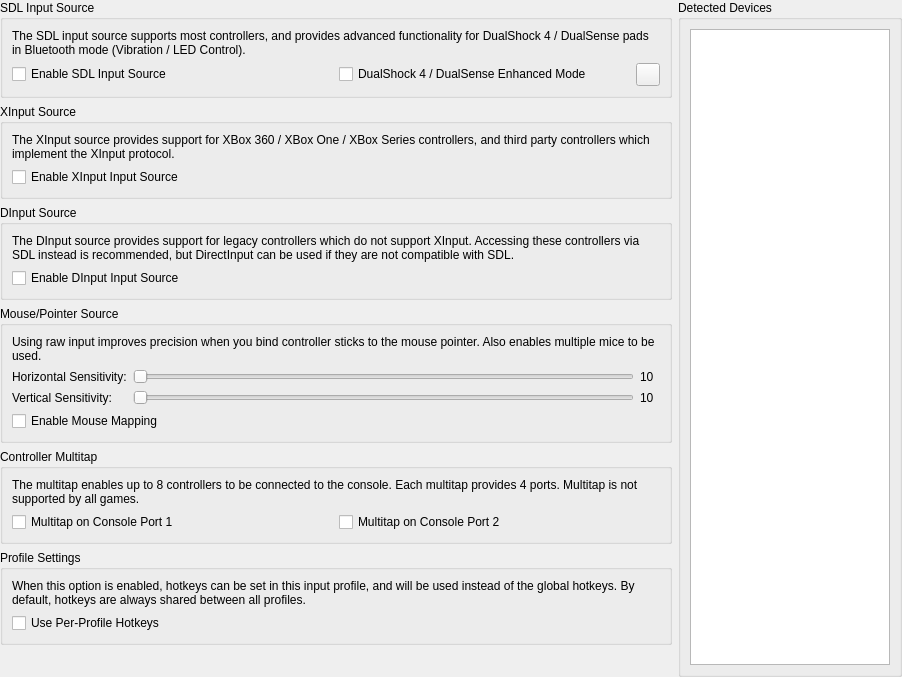
Old version of the form pcsx2-qt/Settings/ControllerGlobalSettingsWidget.ui in the repository PCSX2/pcsx2.
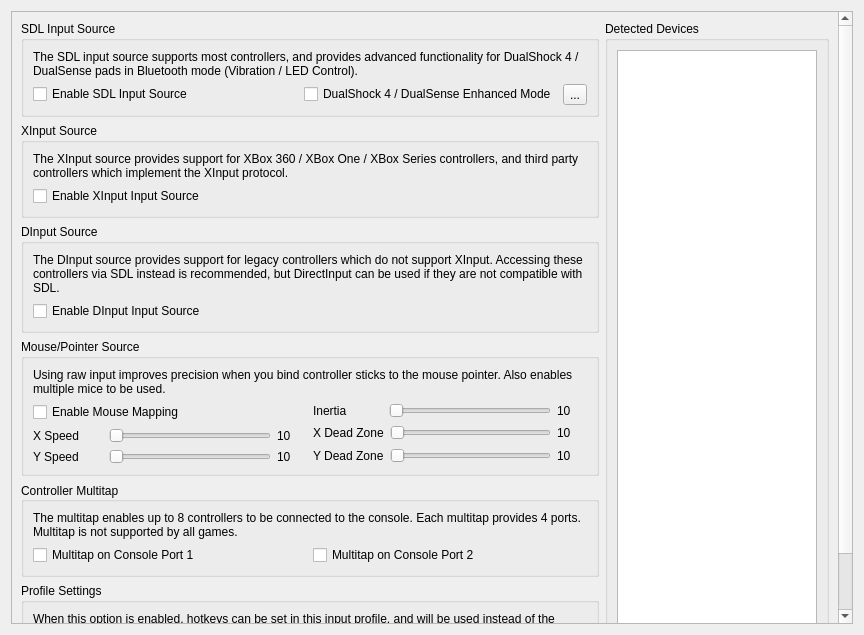
New version of the form. Icons and pictures are not drawn.

Commit message: Qt/Input: Improved the way that mouse movements are mapped to analog stick position

The edit to the form file:
```diff
--- a/pcsx2-qt/Settings/ControllerGlobalSettingsWidget.ui
+++ b/pcsx2-qt/Settings/ControllerGlobalSettingsWidget.ui
@@ -6,27 +6,38 @@
    <rect>
     <x>0</x>
     <y>0</y>
-    <width>902</width>
-    <height>677</height>
+    <width>864</width>
+    <height>635</height>
    </rect>
   </property>
+  <property name="sizePolicy">
+   <sizepolicy hsizetype="Preferred" vsizetype="Expanding">
+    <horstretch>0</horstretch>
+    <verstretch>0</verstretch>
+   </sizepolicy>
+  </property>
   <property name="windowTitle">
    <string>Form</string>
   </property>
-  <layout class="QGridLayout" name="mainLayout" columnstretch="1,0">
-   <property name="leftMargin">
-    <number>0</number>
-   </property>
-   <property name="topMargin">
-    <number>0</number>
-   </property>
-   <property name="rightMargin">
-    <number>0</number>
-   </property>
-   <property name="bottomMargin">
-    <number>0</number>
-   </property>
-   <item row="0" column="0">
+  <layout class="QHBoxLayout" name="horizontalLayout_5">
+   <item>
+    <widget class="QScrollArea" name="scrollArea">
+     <property name="widgetResizable">
+      <bool>true</bool>
+     </property>
+     <widget class="QWidget" name="scrollAreaWidgetContents">
+      <property name="geometry">
+       <rect>
+        <x>0</x>
+        <y>0</y>
+        <width>827</width>
+        <height>688</height>
+       </rect>
+      </property>
+      <layout class="QHBoxLayout" name="horizontalLayout_4">
+       <item>
+        <layout class="QVBoxLayout" name="mainLayout">
+         <item>
     <widget class="QGroupBox" name="sdlGroup">
      <property name="title">
       <string>SDL Input Source</string>
@@ -44,15 +55,27 @@
       </item>
       <item row="1" column="0">
        <widget class="QCheckBox" name="enableSDLSource">
+              <property name="sizePolicy">
+               <sizepolicy hsizetype="Expanding" vsizetype="Fixed">
+                <horstretch>0</horstretch>
+                <verstretch>0</verstretch>
+               </sizepolicy>
+              </property>
         <property name="text">
          <string>Enable SDL Input Source</string>
         </property>
        </widget>
       </item>
       <item row="1" column="1">
-       <layout class="QHBoxLayout" name="horizontalLayout_4">
+             <layout class="QHBoxLayout" name="horizontalLayout">
         <item>
          <widget class="QCheckBox" name="enableSDLEnhancedMode">
+                <property name="sizePolicy">
+                 <sizepolicy hsizetype="Fixed" vsizetype="Fixed">
+                  <horstretch>0</horstretch>
+                  <verstretch>0</verstretch>
+                 </sizepolicy>
+                </property>
           <property name="text">
            <string>DualShock 4 / DualSense Enhanced Mode</string>
           </property>
@@ -60,14 +83,9 @@
         </item>
         <item>
          <widget class="QToolButton" name="ledSettings">
-          <property name="toolTip">
-           <string>Controller LED Settings</string>
-          </property>
-          <property name="icon">
-           <iconset theme="lightbulb-line">
-            <normaloff>.</normaloff>.
-           </iconset>
-          </property>
+                <property name="text">
+                 <string>...</string>
+                </property>
          </widget>
         </item>
        </layout>
@@ -75,7 +93,7 @@
      </layout>
     </widget>
    </item>
-   <item row="1" column="0">
+         <item>
     <widget class="QGroupBox" name="xinputGroup">
      <property name="title">
       <string>XInput Source</string>
@@ -93,6 +111,12 @@
       </item>
       <item row="1" column="0">
        <widget class="QCheckBox" name="enableXInputSource">
+              <property name="sizePolicy">
+               <sizepolicy hsizetype="Expanding" vsizetype="Fixed">
+                <horstretch>0</horstretch>
+                <verstretch>0</verstretch>
+               </sizepolicy>
+              </property>
         <property name="text">
          <string>Enable XInput Input Source</string>
         </property>
@@ -101,7 +125,7 @@
      </layout>
     </widget>
    </item>
-   <item row="2" column="0">
+         <item>
     <widget class="QGroupBox" name="dinputGroup">
      <property name="title">
       <string>DInput Source</string>
@@ -119,6 +143,12 @@
       </item>
       <item row="1" column="0">
        <widget class="QCheckBox" name="enableDInputSource">
+              <property name="sizePolicy">
+               <sizepolicy hsizetype="Expanding" vsizetype="Fixed">
+                <horstretch>0</horstretch>
+                <verstretch>0</verstretch>
+               </sizepolicy>
+              </property>
         <property name="text">
          <string>Enable DInput Input Source</string>
         </property>
@@ -127,52 +157,413 @@
      </layout>
     </widget>
    </item>
-   <item row="6" column="0">
-    <spacer name="verticalSpacer">
-     <property name="orientation">
-      <enum>Qt::Vertical</enum>
-     </property>
-     <property name="sizeHint" stdset="0">
-      <size>
-       <width>20</width>
-       <height>45</height>
-      </size>
-     </property>
-    </spacer>
-   </item>
-   <item row="5" column="0">
-    <widget class="QGroupBox" name="profileSettings">
+         <item>
+          <widget class="QGroupBox" name="mouseGroup">
      <property name="title">
-      <string>Profile Settings</string>
-     </property>
-     <layout class="QGridLayout" name="gridLayout_5">
-      <item row="0" column="0">
-       <widget class="QLabel" name="label_4">
+            <string>Mouse/Pointer Source</string>
+           </property>
+           <layout class="QVBoxLayout" name="verticalLayout">
+            <item>
+             <widget class="QLabel" name="descriptionLabel">
+              <property name="sizePolicy">
+               <sizepolicy hsizetype="Expanding" vsizetype="Preferred">
+                <horstretch>0</horstretch>
+                <verstretch>0</verstretch>
+               </sizepolicy>
+              </property>
+              <property name="minimumSize">
+               <size>
+                <width>0</width>
+                <height>0</height>
+               </size>
+              </property>
         <property name="text">
-         <string>When this option is enabled, hotkeys can be set in this input profile, and will be used instead of the global hotkeys. By default, hotkeys are always shared between all profiles.</string>
+               <string>Using raw input improves precision when you bind controller sticks to the mouse pointer. Also enables multiple mice to be used.</string>
         </property>
         <property name="wordWrap">
          <bool>true</bool>
         </property>
        </widget>
       </item>
-      <item row="1" column="0">
-       <widget class="QCheckBox" name="useProfileHotkeyBindings">
+            <item>
+             <layout class="QHBoxLayout" name="pointerSettings">
+              <item>
+               <layout class="QVBoxLayout" name="leftSide">
+                <item>
+                 <widget class="QCheckBox" name="enableMouseMapping">
+                  <property name="sizePolicy">
+                   <sizepolicy hsizetype="Expanding" vsizetype="Preferred">
+                    <horstretch>0</horstretch>
+                    <verstretch>0</verstretch>
+                   </sizepolicy>
+                  </property>
+                  <property name="minimumSize">
+                   <size>
+                    <width>0</width>
+                    <height>0</height>
+                   </size>
+                  </property>
         <property name="text">
-         <string>Use Per-Profile Hotkeys</string>
+                   <string>Enable Mouse Mapping</string>
         </property>
        </widget>
       </item>
-     </layout>
-    </widget>
-   </item>
-   <item row="4" column="0">
+                <item>
+                 <layout class="QHBoxLayout" name="pointerXSpeed">
+                  <item>
+                   <widget class="QLabel" name="pointerXSpeedLabel">
+                    <property name="sizePolicy">
+                     <sizepolicy hsizetype="Minimum" vsizetype="Preferred">
+                      <horstretch>0</horstretch>
+                      <verstretch>0</verstretch>
+                     </sizepolicy>
+                    </property>
+                    <property name="minimumSize">
+                     <size>
+                      <width>70</width>
+                      <height>0</height>
+                     </size>
+                    </property>
+                    <property name="text">
+                     <string>X Speed</string>
+                    </property>
+                   </widget>
+                  </item>
+                  <item>
+                   <widget class="QSlider" name="pointerXSpeedSlider">
+                    <property name="sizePolicy">
+                     <sizepolicy hsizetype="Expanding" vsizetype="Preferred">
+                      <horstretch>0</horstretch>
+                      <verstretch>0</verstretch>
+                     </sizepolicy>
+                    </property>
+                    <property name="minimumSize">
+                     <size>
+                      <width>0</width>
+                      <height>0</height>
+                     </size>
+                    </property>
+                    <property name="minimum">
+                     <number>0</number>
+                    </property>
+                    <property name="maximum">
+                     <number>100</number>
+                    </property>
+                    <property name="orientation">
+                     <enum>Qt::Horizontal</enum>
+                    </property>
+                   </widget>
+                  </item>
+                  <item>
+                   <widget class="QLabel" name="pointerXSpeedVal">
+                    <property name="sizePolicy">
+                     <sizepolicy hsizetype="Fixed" vsizetype="Preferred">
+                      <horstretch>0</horstretch>
+                      <verstretch>0</verstretch>
+                     </sizepolicy>
+                    </property>
+                    <property name="minimumSize">
+                     <size>
+                      <width>30</width>
+                      <height>0</height>
+                     </size>
+                    </property>
+                    <property name="text">
+                     <string>10</string>
+                    </property>
+                   </widget>
+                  </item>
+                 </layout>
+                </item>
+                <item>
+                 <layout class="QHBoxLayout" name="pointerYSpeed">
+                  <item>
+                   <widget class="QLabel" name="pointerYSpeedLabel">
+                    <property name="sizePolicy">
+                     <sizepolicy hsizetype="Minimum" vsizetype="Preferred">
+                      <horstretch>0</horstretch>
+                      <verstretch>0</verstretch>
+                     </sizepolicy>
+                    </property>
+                    <property name="minimumSize">
+                     <size>
+                      <width>70</width>
+                      <height>0</height>
+                     </size>
+                    </property>
+                    <property name="text">
+                     <string>Y Speed</string>
+                    </property>
+                   </widget>
+                  </item>
+                  <item>
+                   <widget class="QSlider" name="pointerYSpeedSlider">
+                    <property name="sizePolicy">
+                     <sizepolicy hsizetype="Expanding" vsizetype="Preferred">
+                      <horstretch>0</horstretch>
+                      <verstretch>0</verstretch>
+                     </sizepolicy>
+                    </property>
+                    <property name="minimumSize">
+                     <size>
+                      <width>0</width>
+                      <height>0</height>
+                     </size>
+                    </property>
+                    <property name="minimum">
+                     <number>0</number>
+                    </property>
+                    <property name="maximum">
+                     <number>100</number>
+                    </property>
+                    <property name="orientation">
+                     <enum>Qt::Horizontal</enum>
+                    </property>
+                   </widget>
+                  </item>
+                  <item>
+                   <widget class="QLabel" name="pointerYSpeedVal">
+                    <property name="sizePolicy">
+                     <sizepolicy hsizetype="Fixed" vsizetype="Preferred">
+                      <horstretch>0</horstretch>
+                      <verstretch>0</verstretch>
+                     </sizepolicy>
+                    </property>
+                    <property name="minimumSize">
+                     <size>
+                      <width>30</width>
+                      <height>0</height>
+                     </size>
+                    </property>
+                    <property name="text">
+                     <string>10</string>
+                    </property>
+                   </widget>
+                  </item>
+                 </layout>
+                </item>
+               </layout>
+              </item>
+              <item>
+               <layout class="QVBoxLayout" name="rightSide">
+                <item>
+                 <layout class="QHBoxLayout" name="pointerInertia">
+                  <item>
+                   <widget class="QLabel" name="pointerInertiaLabel">
+                    <property name="sizePolicy">
+                     <sizepolicy hsizetype="Minimum" vsizetype="Preferred">
+                      <horstretch>0</horstretch>
+                      <verstretch>0</verstretch>
+                     </sizepolicy>
+                    </property>
+                    <property name="minimumSize">
+                     <size>
+                      <width>70</width>
+                      <height>0</height>
+                     </size>
+                    </property>
+                    <property name="text">
+                     <string>Inertia</string>
+                    </property>
+                   </widget>
+                  </item>
+                  <item>
+                   <widget class="QSlider" name="pointerInertiaSlider">
+                    <property name="sizePolicy">
+                     <sizepolicy hsizetype="Expanding" vsizetype="Preferred">
+                      <horstretch>0</horstretch>
+                      <verstretch>0</verstretch>
+                     </sizepolicy>
+                    </property>
+                    <property name="minimumSize">
+                     <size>
+                      <width>0</width>
+                      <height>0</height>
+                     </size>
+                    </property>
+                    <property name="minimum">
+                     <number>0</number>
+                    </property>
+                    <property name="maximum">
+                     <number>100</number>
+                    </property>
+                    <property name="orientation">
+                     <enum>Qt::Horizontal</enum>
+                    </property>
+                   </widget>
+                  </item>
+                  <item>
+                   <widget class="QLabel" name="pointerInertiaVal">
+                    <property name="sizePolicy">
+                     <sizepolicy hsizetype="Fixed" vsizetype="Preferred">
+                      <horstretch>0</horstretch>
+                      <verstretch>0</verstretch>
+                     </sizepolicy>
+                    </property>
+                    <property name="minimumSize">
+                     <size>
+                      <width>30</width>
+                      <height>0</height>
+                     </size>
+                    </property>
+                    <property name="text">
+                     <string>10</string>
+                    </property>
+                   </widget>
+                  </item>
+                 </layout>
+                </item>
+                <item>
+                 <layout class="QHBoxLayout" name="pointerXDeadZone">
+                  <item>
+                   <widget class="QLabel" name="pointerXDeadZoneLabel">
+                    <property name="sizePolicy">
+                     <sizepolicy hsizetype="Minimum" vsizetype="Preferred">
+                      <horstretch>0</horstretch>
+                      <verstretch>0</verstretch>
+                     </sizepolicy>
+                    </property>
+                    <property name="minimumSize">
+                     <size>
+                      <width>70</width>
+                      <height>0</height>
+                     </size>
+                    </property>
+                    <property name="text">
+                     <string>X Dead Zone</string>
+                    </property>
+                   </widget>
+                  </item>
+                  <item>
+                   <widget class="QSlider" name="pointerXDeadZoneSlider">
+                    <property name="sizePolicy">
+                     <sizepolicy hsizetype="Expanding" vsizetype="Preferred">
+                      <horstretch>0</horstretch>
+                      <verstretch>0</verstretch>
+                     </sizepolicy>
+                    </property>
+                    <property name="minimumSize">
+                     <size>
+                      <width>0</width>
+                      <height>0</height>
+                     </size>
+                    </property>
+                    <property name="minimum">
+                     <number>0</number>
+                    </property>
+                    <property name="maximum">
+                     <number>100</number>
+                    </property>
+                    <property name="orientation">
+                     <enum>Qt::Horizontal</enum>
+                    </property>
+                   </widget>
+                  </item>
+                  <item>
+                   <widget class="QLabel" name="pointerXDeadZoneVal">
+                    <property name="sizePolicy">
+                     <sizepolicy hsizetype="Fixed" vsizetype="Preferred">
+                      <horstretch>0</horstretch>
+                      <verstretch>0</verstretch>
+                     </sizepolicy>
+                    </property>
+                    <property name="minimumSize">
+                     <size>
+                      <width>30</width>
+                      <height>0</height>
+                     </size>
+                    </property>
+                    <property name="text">
+                     <string>10</string>
+                    </property>
+                   </widget>
+                  </item>
+                 </layout>
+                </item>
+                <item>
+                 <layout class="QHBoxLayout" name="pointerYDeadZone">
+                  <item>
+                   <widget class="QLabel" name="pointerYDeadZoneLabel">
+                    <property name="sizePolicy">
+                     <sizepolicy hsizetype="Minimum" vsizetype="Preferred">
+                      <horstretch>0</horstretch>
+                      <verstretch>0</verstretch>
+                     </sizepolicy>
+                    </property>
+                    <property name="minimumSize">
+                     <size>
+                      <width>70</width>
+                      <height>0</height>
+                     </size>
+                    </property>
+                    <property name="text">
+                     <string>Y Dead Zone</string>
+                    </property>
+                   </widget>
+                  </item>
+                  <item>
+                   <widget class="QSlider" name="pointerYDeadZoneSlider">
+                    <property name="sizePolicy">
+                     <sizepolicy hsizetype="Expanding" vsizetype="Preferred">
+                      <horstretch>0</horstretch>
+                      <verstretch>0</verstretch>
+                     </sizepolicy>
+                    </property>
+                    <property name="minimumSize">
+                     <size>
+                      <width>0</width>
+                      <height>0</height>
+                     </size>
+                    </property>
+                    <property name="minimum">
+                     <number>0</number>
+                    </property>
+                    <property name="maximum">
+                     <number>100</number>
+                    </property>
+                    <property name="orientation">
+                     <enum>Qt::Horizontal</enum>
+                    </property>
+                   </widget>
+                  </item>
+                  <item>
+                   <widget class="QLabel" name="pointerYDeadZoneVal">
+                    <property name="sizePolicy">
+                     <sizepolicy hsizetype="Fixed" vsizetype="Preferred">
+                      <horstretch>0</horstretch>
+                      <verstretch>0</verstretch>
+                     </sizepolicy>
+                    </property>
+                    <property name="minimumSize">
+                     <size>
+                      <width>30</width>
+                      <height>0</height>
+                     </size>
+                    </property>
+                    <property name="text">
+                     <string>10</string>
+                    </property>
+                   </widget>
+                  </item>
+                 </layout>
+                </item>
+               </layout>
+              </item>
+             </layout>
+            </item>
+           </layout>
+          </widget>
+         </item>
+         <item>
     <widget class="QGroupBox" name="multitapGroup">
      <property name="title">
       <string>Controller Multitap</string>
      </property>
-     <layout class="QGridLayout" name="gridLayout_4">
-      <item row="0" column="0" colspan="2">
+           <property name="alignment">
+            <set>Qt::AlignLeading|Qt::AlignLeft|Qt::AlignVCenter</set>
+           </property>
+           <layout class="QVBoxLayout" name="verticalLayout_3">
+            <item>
        <widget class="QLabel" name="label">
         <property name="text">
          <string>The multitap enables up to 8 controllers to be connected to the console. Each multitap provides 4 ports. Multitap is not supported by all games.</string>
@@ -182,14 +573,16 @@
         </property>
        </widget>
       </item>
-      <item row="1" column="0">
+            <item>
+             <layout class="QHBoxLayout" name="horizontalLayout_3">
+              <item>
        <widget class="QCheckBox" name="multitapPort1">
         <property name="text">
          <string>Multitap on Console Port 1</string>
         </property>
        </widget>
       </item>
-      <item row="1" column="1">
+              <item>
        <widget class="QCheckBox" name="multitapPort2">
         <property name="text">
          <string>Multitap on Console Port 2</string>
@@ -197,18 +590,20 @@
        </widget>
       </item>
      </layout>
-    </widget>
-   </item>
-   <item row="3" column="0">
-    <widget class="QGroupBox" name="mouseGroup">
+            </item>
+           </layout>
+          </widget>
+         </item>
+         <item>
+          <widget class="QGroupBox" name="profileSettings">
      <property name="title">
-      <string>Mouse/Pointer Source</string>
-     </property>
-     <layout class="QFormLayout" name="formLayout">
-      <item row="0" column="0" colspan="2">
-       <widget class="QLabel" name="label_7">
+            <string>Profile Settings</string>
+           </property>
+           <layout class="QGridLayout" name="gridLayout_5">
+            <item row="0" column="0">
+             <widget class="QLabel" name="label_4">
         <property name="text">
-         <string>Using raw input improves precision when you bind controller sticks to the mouse pointer. Also enables multiple mice to be used.</string>
+               <string>When this option is enabled, hotkeys can be set in this input profile, and will be used instead of the global hotkeys. By default, hotkeys are always shared between all profiles.</string>
         </property>
         <property name="wordWrap">
          <bool>true</bool>
@@ -216,137 +611,43 @@
        </widget>
       </item>
       <item row="1" column="0">
-       <widget class="QLabel" name="label_5">
-        <property name="text">
-         <string>Horizontal Sensitivity:</string>
-        </property>
-       </widget>
-      </item>
-      <item row="1" column="1">
-       <layout class="QHBoxLayout" name="horizontalLayout">
-        <item>
-         <widget class="QSlider" name="pointerXScale">
+             <widget class="QCheckBox" name="useProfileHotkeyBindings">
           <property name="sizePolicy">
            <sizepolicy hsizetype="Expanding" vsizetype="Fixed">
             <horstretch>0</horstretch>
             <verstretch>0</verstretch>
            </sizepolicy>
           </property>
-          <property name="minimumSize">
-           <size>
-            <width>150</width>
-            <height>0</height>
-           </size>
-          </property>
-          <property name="minimum">
-           <number>1</number>
-          </property>
-          <property name="maximum">
-           <number>30</number>
-          </property>
-          <property name="orientation">
-           <enum>Qt::Horizontal</enum>
-          </property>
-         </widget>
-        </item>
-        <item>
-         <widget class="QLabel" name="pointerXScaleLabel">
-          <property name="sizePolicy">
-           <sizepolicy hsizetype="Fixed" vsizetype="Preferred">
-            <horstretch>0</horstretch>
-            <verstretch>0</verstretch>
-           </sizepolicy>
-          </property>
-          <property name="minimumSize">
-           <size>
-            <width>20</width>
-            <height>0</height>
-           </size>
-          </property>
           <property name="text">
-           <string>10</string>
+               <string>Use Per-Profile Hotkeys</string>
           </property>
          </widget>
         </item>
        </layout>
-      </item>
-      <item row="2" column="0">
-       <widget class="QLabel" name="label_6">
-        <property name="text">
-         <string>Vertical Sensitivity:</string>
-        </property>
-       </widget>
-      </item>
-      <item row="2" column="1">
-       <layout class="QHBoxLayout" name="horizontalLayout_2">
-        <item>
-         <widget class="QSlider" name="pointerYScale">
-          <property name="sizePolicy">
-           <sizepolicy hsizetype="Expanding" vsizetype="Fixed">
-            <horstretch>0</horstretch>
-            <verstretch>0</verstretch>
-           </sizepolicy>
-          </property>
-          <property name="minimumSize">
-           <size>
-            <width>150</width>
-            <height>0</height>
-           </size>
-          </property>
-          <property name="minimum">
-           <number>1</number>
-          </property>
-          <property name="maximum">
-           <number>30</number>
-          </property>
-          <property name="orientation">
-           <enum>Qt::Horizontal</enum>
-          </property>
-         </widget>
+          </widget>
+         </item>
+        </layout>
         </item>
         <item>
-         <widget class="QLabel" name="pointerYScaleLabel">
+        <widget class="QGroupBox" name="detectedDevices">
           <property name="sizePolicy">
-           <sizepolicy hsizetype="Fixed" vsizetype="Preferred">
+          <sizepolicy hsizetype="Preferred" vsizetype="Preferred">
             <horstretch>0</horstretch>
             <verstretch>0</verstretch>
            </sizepolicy>
           </property>
-          <property name="minimumSize">
-           <size>
-            <width>20</width>
-            <height>0</height>
-           </size>
-          </property>
-          <property name="text">
-           <string>10</string>
-          </property>
-         </widget>
-        </item>
-       </layout>
-      </item>
-      <item row="3" column="0" colspan="2">
-       <layout class="QHBoxLayout" name="horizontalLayout_3">
-        <item>
-         <widget class="QCheckBox" name="enableMouseMapping">
-          <property name="text">
-           <string>Enable Mouse Mapping</string>
-          </property>
-         </widget>
-        </item>
-       </layout>
-      </item>
-     </layout>
-    </widget>
-   </item>
-   <item row="0" column="1" rowspan="7">
-    <widget class="QGroupBox" name="groupBox_3">
      <property name="title">
       <string>Detected Devices</string>
      </property>
-     <layout class="QGridLayout" name="gridLayout">
-      <item row="0" column="0" colspan="2">
+         <layout class="QVBoxLayout" name="verticalLayout_4">
+          <item>
        <widget class="QListWidget" name="deviceList">
+            <property name="sizePolicy">
+             <sizepolicy hsizetype="Minimum" vsizetype="Expanding">
+              <horstretch>0</horstretch>
+              <verstretch>0</verstretch>
+             </sizepolicy>
+            </property>
         <property name="minimumSize">
          <size>
           <width>200</width>
@@ -362,6 +663,10 @@
        </widget>
       </item>
      </layout>
+        </widget>
+       </item>
+      </layout>
+     </widget>
     </widget>
    </item>
   </layout>
```
Left out of the diff: 20 changed lines with no effect on the pictures. Lines whose indentation alone changed are shown as unchanged. The commit also changes 3 other files.
